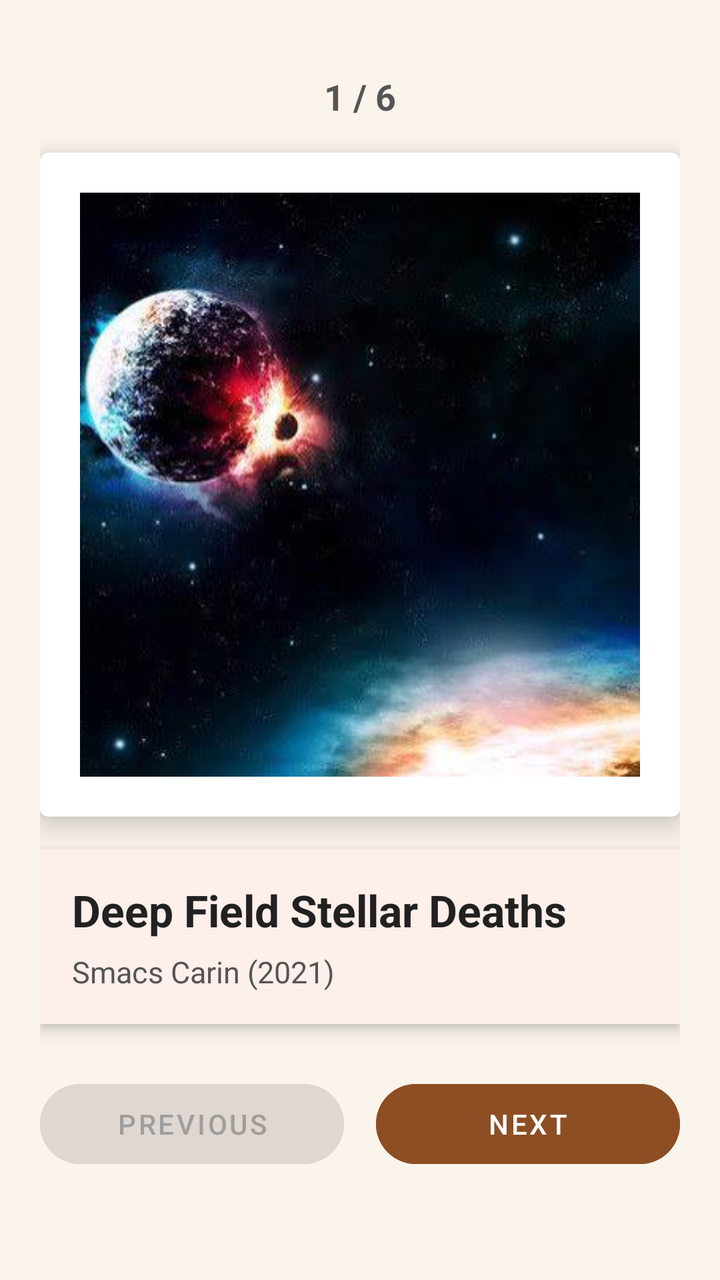
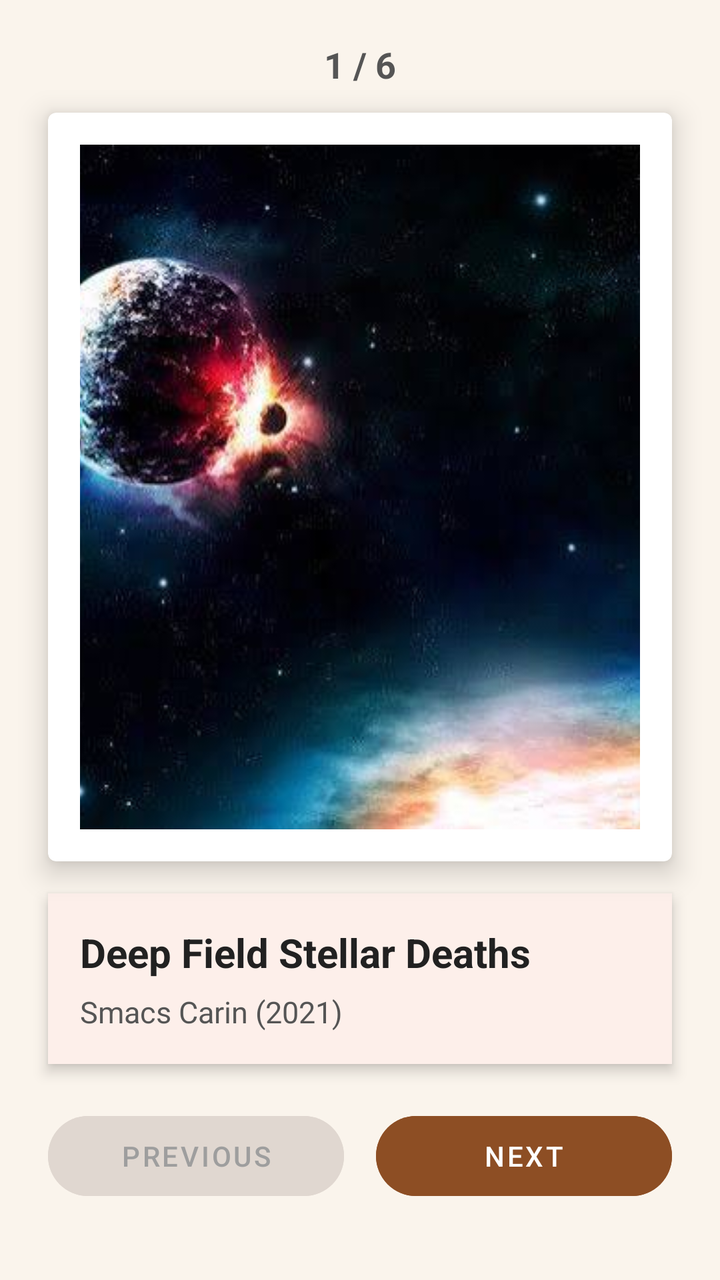

Before-and-after screenshots of an Android layout around one commit, followed by the original layout XML and the change that was made.
<!-- AndroidManifest.xml: application theme Theme.MaterialComponents.DayNight.NoActionBar -->
<!-- res/layout/activity_main.xml -->
<?xml version="1.0" encoding="utf-8"?>
<androidx.constraintlayout.widget.ConstraintLayout
    android:fitsSystemWindows="true"
    xmlns:android="http://schemas.android.com/apk/res/android"
    xmlns:app="http://schemas.android.com/apk/res-auto"
    xmlns:tools="http://schemas.android.com/tools"
    android:id="@+id/main"
    android:layout_width="match_parent"
    android:layout_height="match_parent"
    android:background="#FAF4EC"
    android:padding="20dp"
    tools:context=".MainActivity">

    
    <TextView
        android:id="@+id/tvCounter"
        android:layout_width="wrap_content"
        android:layout_height="wrap_content"
        android:layout_marginTop="16dp"
        android:text="@string/_1_6"
        android:textColor="#555555"
        android:textSize="18sp"
        android:textStyle="bold"
        app:layout_constraintEnd_toEndOf="parent"
        app:layout_constraintStart_toStartOf="parent"
        app:layout_constraintTop_toTopOf="parent" />

    
    <androidx.cardview.widget.CardView
        android:id="@+id/cardArtworkFrame"
        android:layout_width="0dp"
        android:layout_height="0dp"
        android:layout_marginTop="16dp"
        android:layout_marginBottom="16dp"
        app:cardBackgroundColor="#FFFFFF"
        app:cardCornerRadius="4dp"
        app:cardElevation="8dp"
        app:layout_constraintBottom_toTopOf="@id/infoBox"
        app:layout_constraintEnd_toEndOf="parent"
        app:layout_constraintStart_toStartOf="parent"
        app:layout_constraintTop_toBottomOf="@id/tvCounter">

        <ImageView
            android:id="@+id/ivArtwork"
            android:layout_width="match_parent"
            android:layout_height="match_parent"
            android:layout_margin="20dp"
            android:contentDescription="@string/artwork_display"
            android:scaleType="centerCrop"
            android:src="@drawable/art1" />
    </androidx.cardview.widget.CardView>

    
    <LinearLayout
        android:id="@+id/infoBox"
        android:layout_width="match_parent"
        android:layout_height="wrap_content"
        android:layout_marginBottom="24dp"
        android:background="#FDEFEA"
        android:elevation="4dp"
        android:orientation="vertical"
        android:padding="16dp"
        app:layout_constraintBottom_toTopOf="@id/buttonsLayout"
        app:layout_constraintEnd_toEndOf="parent"
        app:layout_constraintStart_toStartOf="parent">

        <TextView
            android:id="@+id/tvArtworkTitle"
            android:layout_width="wrap_content"
            android:layout_height="wrap_content"
            android:text="@string/deep_field_stellar_deaths"
            android:textColor="#212121"
            android:textSize="22sp"
            android:textStyle="bold" />

        <TextView
            android:id="@+id/tvArtistInfo"
            android:layout_width="wrap_content"
            android:layout_height="wrap_content"
            android:layout_marginTop="6dp"
            android:text="@string/smacs_carin_2021"
            android:textColor="#555555"
            android:textSize="15sp" />
    </LinearLayout>

    
    <LinearLayout
        android:id="@+id/buttonsLayout"
        android:layout_width="match_parent"
        android:layout_height="wrap_content"
        android:layout_marginBottom="32dp"
        android:orientation="horizontal"
        android:weightSum="2"
        app:layout_constraintBottom_toBottomOf="parent"
        app:layout_constraintEnd_toEndOf="parent"
        app:layout_constraintStart_toStartOf="parent">

        <Button
            android:id="@+id/btnPrevious"
            style="?android:attr/buttonBarButtonStyle"
            android:layout_width="0dp"
            android:layout_height="52dp"
            android:layout_marginEnd="8dp"
            android:layout_weight="1"
            android:backgroundTint="#E0D7D0"
            android:enabled="false"
            android:text="@string/btn_previous"
            android:textColor="#9E9E9E"
            app:cornerRadius="26dp" />

        <Button
            android:id="@+id/btnNext"
            style="?android:attr/buttonBarButtonStyle"
            android:layout_width="0dp"
            android:layout_height="52dp"
            android:layout_marginStart="8dp"
            android:layout_weight="1"
            android:backgroundTint="#8D4E24"
            android:text="@string/btn_next"
            android:textColor="#FFFFFF"
            app:cornerRadius="26dp" />
    </LinearLayout>

</androidx.constraintlayout.widget.ConstraintLayout>
<!-- resources referenced by this layout -->
<resources>
  <!-- drawable art1: jpg bitmap (drawable, 24295 bytes) -->
  <string name="_1_6">1 / 6</string>
  <string name="artwork_display">Artwork Display</string>
  <string name="btn_next">Next</string>
  <string name="btn_previous">Previous</string>
  <string name="deep_field_stellar_deaths">Deep Field Stellar Deaths</string>
  <string name="smacs_carin_2021">Smacs Carin (2021)</string>
</resources>

<!-- the commit's change to res/layout/activity_main.xml (unified diff, before → after) -->
@@ -1,6 +1,5 @@
 <?xml version="1.0" encoding="utf-8"?>
 <androidx.constraintlayout.widget.ConstraintLayout
-    android:fitsSystemWindows="true"
     xmlns:android="http://schemas.android.com/apk/res/android"
     xmlns:app="http://schemas.android.com/apk/res-auto"
     xmlns:tools="http://schemas.android.com/tools"
@@ -8,7 +7,6 @@
     android:layout_width="match_parent"
     android:layout_height="match_parent"
     android:background="#FAF4EC"
-    android:padding="20dp"
     tools:context=".MainActivity">
 
     
@@ -16,7 +14,7 @@
         android:id="@+id/tvCounter"
         android:layout_width="wrap_content"
         android:layout_height="wrap_content"
-        android:layout_marginTop="16dp"
+        android:layout_marginTop="20dp"
         android:text="@string/_1_6"
         android:textColor="#555555"
         android:textSize="18sp"
@@ -30,7 +28,9 @@
         android:id="@+id/cardArtworkFrame"
         android:layout_width="0dp"
         android:layout_height="0dp"
-        android:layout_marginTop="16dp"
+        android:layout_marginStart="24dp"
+        android:layout_marginTop="12dp"
+        android:layout_marginEnd="24dp"
         android:layout_marginBottom="16dp"
         app:cardBackgroundColor="#FFFFFF"
         app:cardCornerRadius="4dp"
@@ -44,7 +44,8 @@
             android:id="@+id/ivArtwork"
             android:layout_width="match_parent"
             android:layout_height="match_parent"
-            android:layout_margin="20dp"
+            android:layout_margin="16dp"
+            android:adjustViewBounds="true"
             android:contentDescription="@string/artwork_display"
             android:scaleType="centerCrop"
             android:src="@drawable/art1" />
@@ -53,9 +54,11 @@
     
     <LinearLayout
         android:id="@+id/infoBox"
-        android:layout_width="match_parent"
+        android:layout_width="0dp"
         android:layout_height="wrap_content"
-        android:layout_marginBottom="24dp"
+        android:layout_marginStart="24dp"
+        android:layout_marginEnd="24dp"
+        android:layout_marginBottom="20dp"
         android:background="#FDEFEA"
         android:elevation="4dp"
         android:orientation="vertical"
@@ -70,7 +73,7 @@
             android:layout_height="wrap_content"
             android:text="@string/deep_field_stellar_deaths"
             android:textColor="#212121"
-            android:textSize="22sp"
+            android:textSize="20sp"
             android:textStyle="bold" />
 
         <TextView
@@ -86,9 +89,12 @@
     
     <LinearLayout
         android:id="@+id/buttonsLayout"
-        android:layout_width="match_parent"
+        style="?android:attr/buttonBarStyle"
+        android:layout_width="0dp"
         android:layout_height="wrap_content"
-        android:layout_marginBottom="32dp"
+        android:layout_marginStart="24dp"
+        android:layout_marginEnd="24dp"
+        android:layout_marginBottom="36dp"
         android:orientation="horizontal"
         android:weightSum="2"
         app:layout_constraintBottom_toBottomOf="parent"
